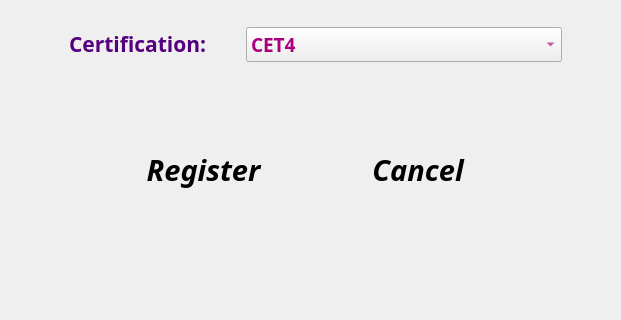
Qt form Register.ui (Phoveran/CrowdSourcing) before a commit; both pictures show x 0 to 621 and y 280 to 600 of the 800 by 600 pixel window.
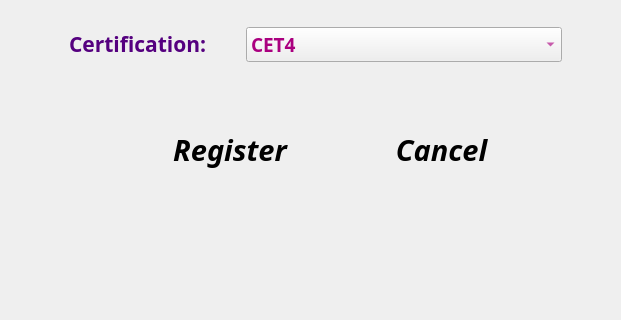
The same form after that commit. Icons and pictures are not drawn.

```diff
--- a/Register.ui
+++ b/Register.ui
@@ -199,9 +199,9 @@
   <widget class="QFrame" name="horizontalFrame">
    <property name="geometry">
     <rect>
-     <x>90</x>
-     <y>410</y>
-     <width>441</width>
+     <x>130</x>
+     <y>390</y>
+     <width>411</width>
      <height>80</height>
     </rect>
    </property>
@@ -209,6 +209,9 @@
     <string notr="true">border-image: \*url();</string>
    </property>
    <layout class="QHBoxLayout" name="horizontalLayout">
+    <property name="spacing">
+     <number>30</number>
+    </property>
     <item>
      <widget class="QPushButton" name="pushButton">
       <property name="font">
```
Left out of the diff: 76 changed lines with no effect on the pictures.
